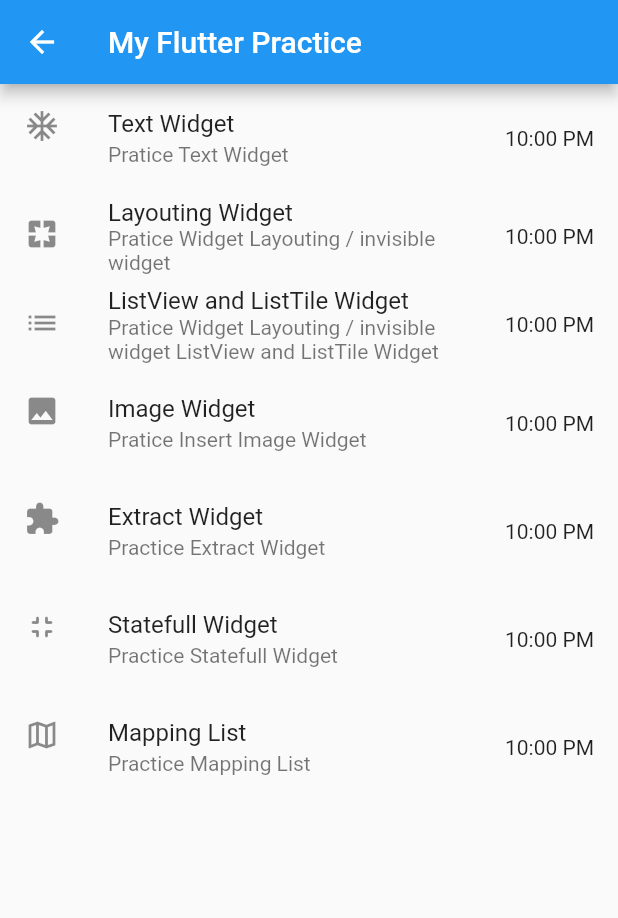
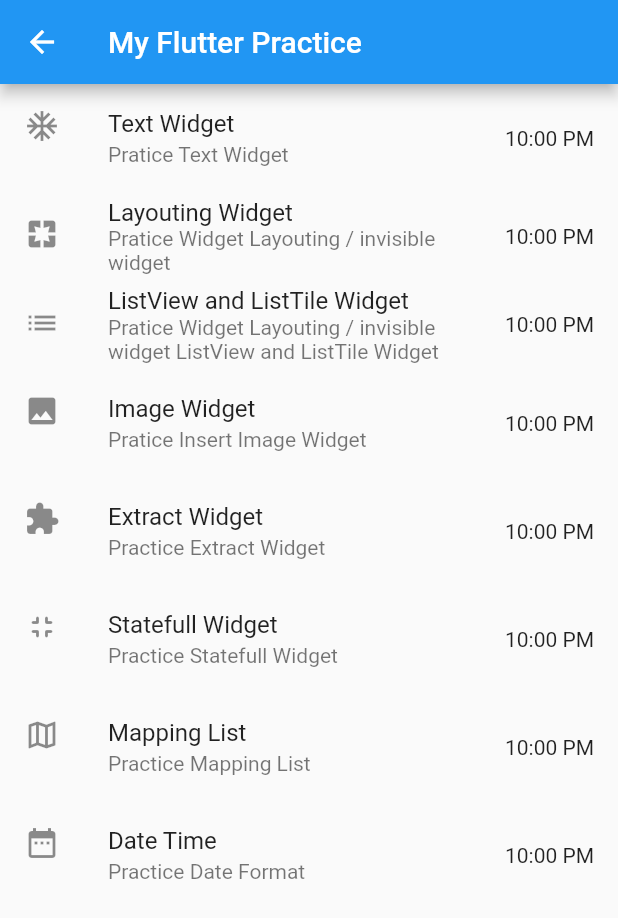
Before and after one commit to AgungLi/flutter-practices, a Flutter app: the screen it shows after launch, on a phone screen of 412 x 824 dp. Shown: the top 918 px of the screen. Run offline on Flutter 3.47's test engine with Material 2 defaults, Android fonts, the phone set to English and light mode, and no system bars; our stand-ins replace faker.

Commit message:
Practice Date Format

```diff
--- a/lib/main.dart
+++ b/lib/main.dart
@@ -1,6 +1,7 @@
 import 'package:flutter/material.dart';
 import 'package:flutter_practices/pages/myHomepage.dart';
 import 'package:flutter_practices/pages/myListview.dart';
+import 'package:flutter_practices/pages/pageDateformat.dart';
 import 'package:flutter_practices/pages/pageExtractWidget.dart';
 import 'package:flutter_practices/pages/pageImageWidget.dart';
 import 'package:flutter_practices/pages/pageMappinglist.dart';
@@ -32,6 +33,7 @@ class _MyAppState extends State<MyApp> {
         PageExtractWidget.nameRoute: (context) => PageExtractWidget(),
         PageStatefull.nameRoute: (context) => PageStatefull(),
         PageMappinglist.nameRoute: (context) => PageMappinglist(),
+        PageDateformat.nameRoute: (context) => PageDateformat(),
       },
     );
   }
--- a/lib/pages/myHomepage.dart
+++ b/lib/pages/myHomepage.dart
@@ -1,5 +1,6 @@
 import 'package:flutter/material.dart';
 import 'package:flutter_practices/pages/myListview.dart';
+import 'package:flutter_practices/pages/pageDateformat.dart';
 import 'package:flutter_practices/pages/pageExtractWidget.dart';
 import 'package:flutter_practices/pages/pageImageWidget.dart';
 import 'package:flutter_practices/pages/pageMappinglist.dart';
@@ -53,6 +54,12 @@ class MyHomepage extends StatelessWidget {
       navigation: PageMappinglist.nameRoute,
       desc: "Practice Mapping List",
     ),
+    PageItem(
+      icon: Icon(Icons.date_range),
+      practiceName: "Date Time",
+      navigation: PageDateformat.nameRoute,
+      desc: "Practice Date Format",
+    ),
   ];
   @override
   Widget build(BuildContext context) {
--- /dev/null
+++ b/lib/pages/pageDateformat.dart
@@ -0,0 +1,22 @@
+import 'package:flutter/material.dart';
+import 'package:intl/intl.dart';
+
+class PageDateformat extends StatelessWidget {
+  static const nameRoute = '\pagedateformat';
+  @override
+  Widget build(BuildContext context) {
+    return MaterialApp(
+      home: Scaffold(
+        appBar: AppBar(
+          title: Text("Date Format"),
+        ),
+        body: Center(
+          child: Text(
+            DateFormat.yMMMEd().add_Hms().format(DateTime.now()),
+            style: TextStyle(fontSize: 25),
+          ),
+        ),
+      ),
+    );
+  }
+}
--- a/pubspec.yaml
+++ b/pubspec.yaml
@@ -23,6 +23,8 @@ environment:
 dependencies:
   flutter:
     sdk: flutter
+  intl: ^0.16.0
+
 
 
   # The following adds the Cupertino Icons font to your application.
```
Also changed, not shown: pubspec.lock.
